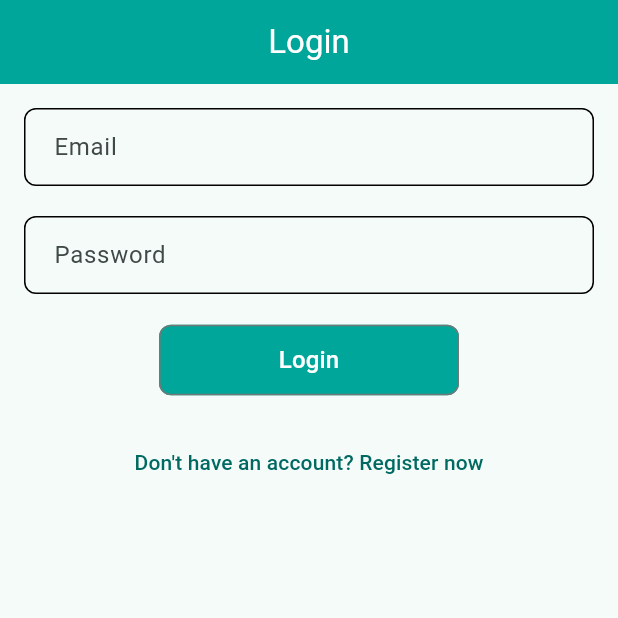
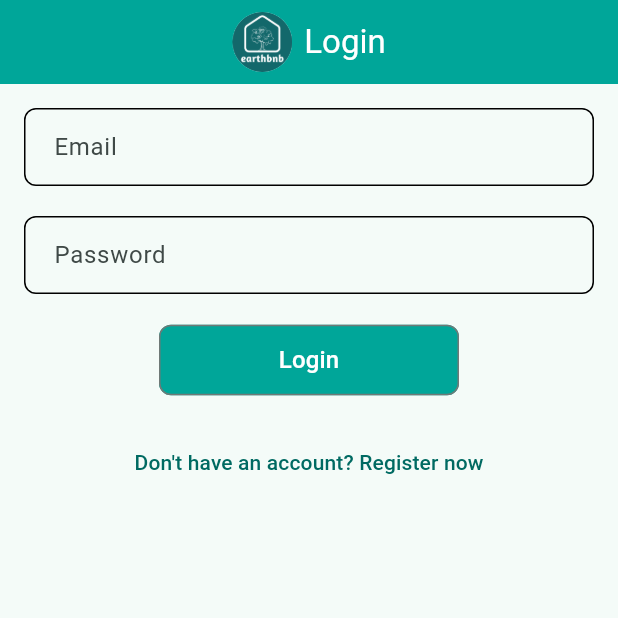
Before and after one commit to sufiyan764/earthbnb, a Flutter app: the screen it shows after launch, on a phone screen of 412 x 824 dp, the top half of it. Run offline on Flutter 3.47's test engine with Material 3 defaults, Android fonts, the phone set to English and light mode, and no system bars; our stand-ins replace firebase_auth, firebase_core, firebase_database; accounts and stored records are empty.

Commit message:
app logo in app bar

```diff
--- a/lib/widgets/custom_appbar.dart
+++ b/lib/widgets/custom_appbar.dart
@@ -17,7 +17,21 @@ class CustomAppBar extends StatelessWidget implements PreferredSizeWidget {
   Widget build(BuildContext context) {
     return AppBar(
       leading: appBarLeading ?? Container(),
-      title: Text(appBarText),
+      title: Row(
+        mainAxisSize: MainAxisSize.min,
+        children: [
+          ClipOval(
+            child: Image.asset(
+              'assets/earthbnb.png', // Path to your app icon
+              height: 40.0, // Adjust the size
+              width: 40.0,
+              fit: BoxFit.cover, // Ensures the image fits properly in the circle
+            ),
+          ),
+          const SizedBox(width: 8), // Spacing between icon and text
+          Text(appBarText),
+        ],
+      ),
       centerTitle: true,
       backgroundColor: AppColors.accentTeal,
       foregroundColor: AppColors.backgroundWhite,
```
